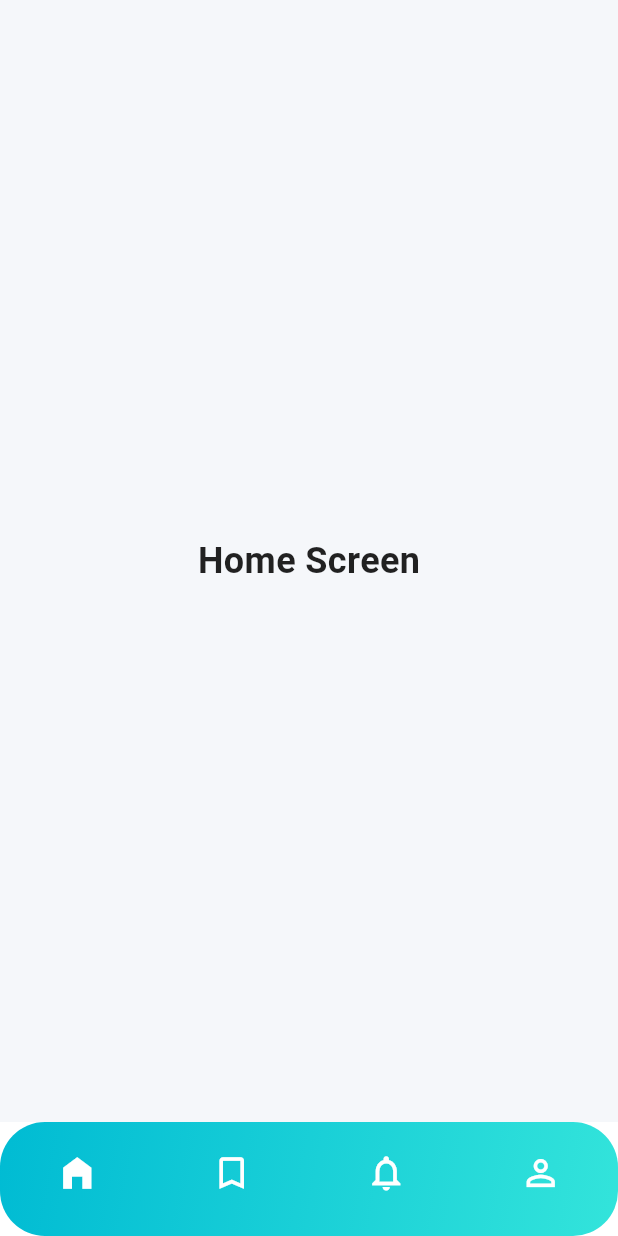
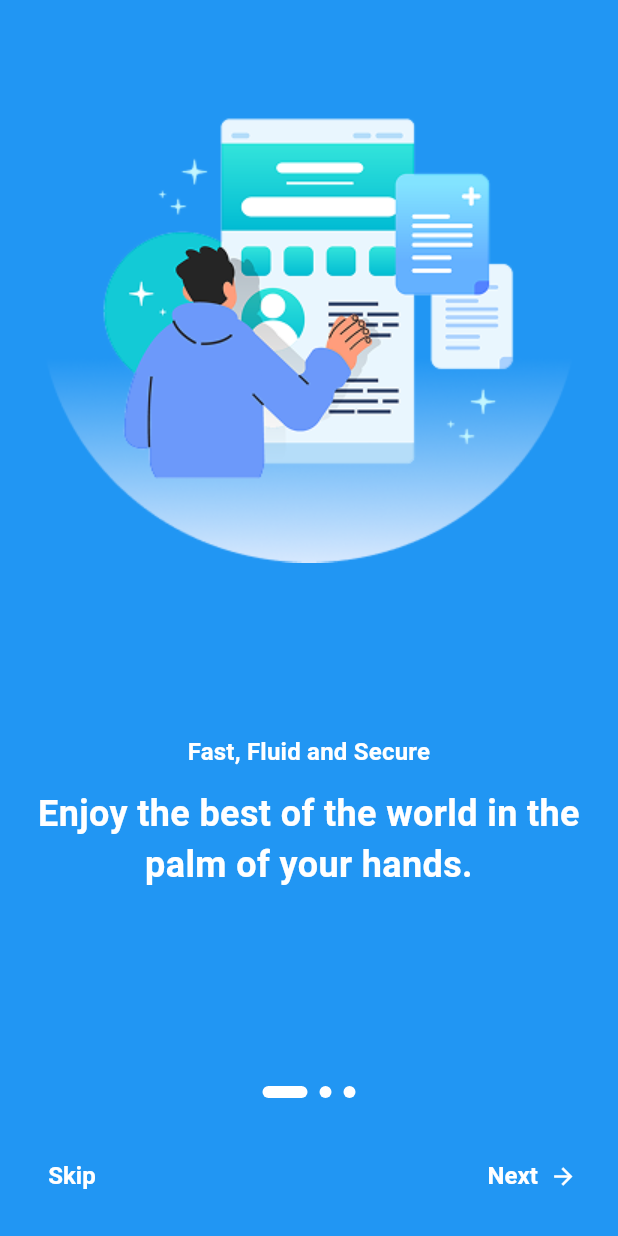
Before and after one commit to rinkimhong4/Medical-App-UI-Kit-Health-, a Flutter app: the screen it shows after launch, on a phone screen of 412 x 824 dp. Run offline on Flutter 3.47's test engine with Material 3 defaults, Android fonts, the phone set to English and light mode, and no system bars; our stand-ins replace another_flutter_splash_screen, cached_network_image, flutter_secure_storage, flutter_svg, get, google_fonts and 2 more; accounts and stored records are empty.

Commit message:
start screen

```diff
--- a/lib/app.dart
+++ b/lib/app.dart
@@ -13,7 +13,7 @@ class MyApp extends StatelessWidget {
       debugShowCheckedModeBanner: false,
       title: 'Flutter Demo',
       theme: AppTheme.lightTheme,
-      initialRoute: RouteView.home.name,
+      initialRoute: RouteView.splash.name,
       getPages: AppRouting.route,
     );
   }
--- a/lib/config/app_asset/app_assets.dart
+++ b/lib/config/app_asset/app_assets.dart
@@ -47,10 +47,21 @@ class AppImage extends StatelessWidget {
   }
 }
 
+//  usage AppImage(AppAssets.logo, width: 100, height: 100),
 class AppAssets {
-  static const String logo = 'assets/logo/logo.png';
-  static const String logo2 = 'https://example.com/pic.png';
-  static const String logo3 = 'assets/icons/icon.svg';
-  static const String logo4 = 'https://example.com/icon.svg';
-  //  usage AppImage(AppAssets.logo, width: 100, height: 100),
+  // logo
+  static const String logo1 = 'assets/logo/logo_1.png';
+  static const String logo2 = 'assets/logo/logo_2.png';
+  // bottom navigation icons
+  static const String homeOutline = 'assets/icons/Home_outline.png';
+  static const String homeFill = 'assets/icons/home_fill.png';
+  static const String profileOutline = 'assets/icons/UserProfile_outline.png';
+  static const String profileFill = 'assets/icons/user_fill.png';
+  static const String bookingOutline = 'assets/icons/Booking_outline.png';
+  static const String bookingFill = 'assets/icons/booking_fill.png';
+  static const String messageOutline = 'assets/icons/Messages_outline.png';
+  static const String messageFill = 'assets/icons/message_fill.png';
+  static const String onboarding1 = 'assets/images/onborading1.png';
+  static const String onboarding2 = 'assets/images/onboarding2.png';
+  static const String onboarding3 = 'assets/images/onboarding3.png';
 }
--- a/lib/config/routes/app_pages.dart
+++ b/lib/config/routes/app_pages.dart
@@ -1,5 +1,9 @@
 import 'package:get/get.dart';
 import 'package:medical_app/config/routes/app_routes.dart';
+import 'package:medical_app/modules/auth/signin/sing_in_screen.dart';
+import 'package:medical_app/modules/auth/signup/sing_up_screen.dart';
+import 'package:medical_app/modules/screen/view/start_screen/onboarding_page.dart';
+import 'package:medical_app/modules/screen/view/start_screen/splash_screen.dart';
 import 'package:medical_app/widgets/main_navigation_screen.dart';
 
 class AppRouting {
@@ -12,12 +16,30 @@ class AppRouting {
           page: () => MainNavigationScreen(),
           transition: Transition.noTransition,
         );
-      // case RouteView.notification:
-      //   return GetPage(
-      //     name: "/${e.name}",
-      //     page: () => NotificationScreen(),
-      //     binding: NotificationBinding(),
-      //   );
+      case RouteView.splash:
+        return GetPage(
+          name: "/${e.name}",
+          page: () => SplashScreen(),
+          // binding: SplashBinding(),
+        );
+      case RouteView.onboarding:
+        return GetPage(
+          name: "/${e.name}",
+          page: () => OnboardingPage1(),
+          // binding: OnboardingBinding(),
+        );
+      case RouteView.signin:
+        return GetPage(
+          name: "/${e.name}",
+          page: () => SingInScreen(),
+          // binding: OnboardingBinding(),
+        );
+      case RouteView.signup:
+        return GetPage(
+          name: "/${e.name}",
+          page: () => SingUpScreen(),
+          // binding: OnboardingBinding(),
+        );
     }
   }).toList();
 }
--- a/lib/config/routes/app_routes.dart
+++ b/lib/config/routes/app_routes.dart
@@ -4,7 +4,7 @@ import 'package:get/get.dart';
 //   static const home = '/home';
 // }
 
-enum RouteView { home }
+enum RouteView { home, splash, onboarding, signin, signup }
 
 extension AppPages on RouteView {
   // Use: RouteView.home.go()
--- a/lib/config/theme/theme_style.dart
+++ b/lib/config/theme/theme_style.dart
@@ -7,7 +7,7 @@ class AppTheme {
 
   static const MaterialColor primarySwatch =
       MaterialColor(_primarySwatchPrimaryValue, <int, Color>{
-        50: Color(0xFFebffff),
+        50: Color(0xFFE9F6FE),
         100: Color(0xFFcefdff),
         200: Color(0xFFa2f8ff),
         300: Color(0xFF63f0fd),
--- /dev/null
+++ b/lib/modules/screen/view/start_screen/onboarding_page.dart
@@ -0,0 +1,241 @@
+import 'package:flutter/material.dart';
+import 'package:medical_app/config/app_asset/app_assets.dart';
+import 'package:medical_app/config/routes/app_routes.dart';
+import 'package:medical_app/config/theme/theme_style.dart';
+
+/// Onboarding page entry
+class OnboardingPage1 extends StatelessWidget {
+  const OnboardingPage1({super.key});
+
+  @override
+  Widget build(BuildContext context) {
+    return Scaffold(
+      body: OnboardingPagePresenter(
+        pages: [
+          OnboardingPageModel(
+            title: 'Fast, Fluid and Secure',
+            description:
+                'Enjoy the best of the world in the palm of your hands.',
+            imageUrl: AppAssets.onboarding1,
+          ),
+          OnboardingPageModel(
+            title: 'Connect with Friends',
+            description: 'Connect with your friends anytime anywhere.',
+            imageUrl: AppAssets.onboarding2,
+            bgColor: AppTheme.primarySwatch,
+          ),
+          OnboardingPageModel(
+            title: 'Bookmark Your Favourites',
+            description:
+                'Bookmark your favourite quotes to read at a leisure time.',
+            imageUrl: AppAssets.onboarding3,
+            bgColor: AppTheme.primarySwatch,
+          ),
+        ],
+        onSkip: () {
+          // RouteView.home.go(clearAll: true);
+          RouteView.signin.go(clearAll: true);
+        },
+        onFinish: () {
+          RouteView.home.go(clearAll: true);
+        },
+      ),
+    );
+  }
+}
+
+/// Presenter for the onboarding pages
+class OnboardingPagePresenter extends StatefulWidget {
+  final List<OnboardingPageModel> pages;
+  final VoidCallback? onSkip;
+  final VoidCallback? onFinish;
+
+  const OnboardingPagePresenter({
+    super.key,
+    required this.pages,
+    this.onSkip,
+    this.onFinish,
+  });
+
+  @override
+  State<OnboardingPagePresenter> createState() =>
+      _OnboardingPagePresenterState();
+}
+
+class _OnboardingPagePresenterState extends State<OnboardingPagePresenter> {
+  int _currentPage = 0;
+  final PageController _pageController = PageController();
+
+  @override
+  Widget build(BuildContext context) {
+    return Scaffold(
+      body: AnimatedContainer(
+        duration: const Duration(milliseconds: 250),
+        color: widget.pages[_currentPage].bgColor,
+        child: SafeArea(
+          child: Column(
+            children: [
+              // PageView for images + texts
+              Expanded(
+                child: PageView.builder(
+                  controller: _pageController,
+                  itemCount: widget.pages.length,
+                  onPageChanged: (index) {
+                    setState(() {
+                      _currentPage = index;
+                    });
+                  },
+                  itemBuilder: (context, index) {
+                    final item = widget.pages[index];
+                    return Padding(
+                      padding: const EdgeInsets.symmetric(horizontal: 16.0),
+                      child: Column(
+                        children: [
+                          // Image section
+                          Flexible(
+                            flex: 3,
+                            child: Padding(
+                              padding: const EdgeInsets.symmetric(
+                                vertical: 24.0,
+                              ),
+                              child: AppImage(
+                                item.imageUrl,
+                                fit: BoxFit.contain,
+                              ),
+                            ),
+                          ),
+                          // Text section
+                          Flexible(
+                            flex: 2,
+                            child: Column(
+                              mainAxisAlignment: MainAxisAlignment.center,
+                              children: [
+                                Text(
+                                  item.title,
+                                  textAlign: TextAlign.center,
+                                  style: Theme.of(context).textTheme.titleMedium
+                                      ?.copyWith(
+                                        fontWeight: FontWeight.bold,
+                                        color: item.textColor,
+                                      ),
+                                ),
+                                const SizedBox(height: 12),
+                                Text(
+                                  item.description,
+                                  textAlign: TextAlign.center,
+                                  style: Theme.of(context).textTheme.bodyMedium
+                                      ?.copyWith(color: item.textColor),
+                                ),
+                              ],
+                            ),
+                          ),
+                        ],
+                      ),
+                    );
+                  },
+                ),
+              ),
+
+              // Page indicators
+              Padding(
+                padding: const EdgeInsets.symmetric(vertical: 12.0),
+                child: Row(
+                  mainAxisAlignment: MainAxisAlignment.center,
+                  children: List.generate(widget.pages.length, (index) {
+                    return AnimatedContainer(
+                      duration: const Duration(milliseconds: 250),
+                      width: _currentPage == index ? 30 : 8,
+                      height: 8,
+                      margin: const EdgeInsets.symmetric(horizontal: 4),
+                      decoration: BoxDecoration(
+                        color: Colors.white,
+                        borderRadius: BorderRadius.circular(10),
+                      ),
+                    );
+                  }),
+                ),
+              ),
+
+              // Bottom buttons
+              Padding(
+                padding: const EdgeInsets.symmetric(
+                  horizontal: 16.0,
+                  vertical: 16.0,
+                ),
+                child: Row(
+                  mainAxisAlignment: MainAxisAlignment.spaceBetween,
+                  children: [
+                    TextButton(
+                      onPressed: widget.onSkip,
+                      style: TextButton.styleFrom(
+                        foregroundColor: Colors.white,
+                        textStyle: const TextStyle(
+                          fontWeight: FontWeight.bold,
+                          fontSize: 16,
+                        ),
+                      ),
+                      child: const Text("Skip"),
+                    ),
+                    TextButton(
+                      onPressed: () {
+                        if (_currentPage == widget.pages.length - 1) {
+                          widget.onFinish?.call();
+                        } else {
+                          _pageController.animateToPage(
+                            _currentPage + 1,
+                            duration: const Duration(milliseconds: 300),
+                            curve: Curves.easeInOut,
+                          );
+                        }
+                      },
+                      style: TextButton.styleFrom(
+                        foregroundColor: Colors.white,
+                        textStyle: const TextStyle(
+                          fontWeight: FontWeight.bold,
+                          fontSize: 16,
+                        ),
+                      ),
+                      child: Row(
+                        children: [
+                          Text(
+                            _currentPage == widget.pages.length - 1
+                                ? "Finish"
+                                : "Next",
+                          ),
+                          const SizedBox(width: 8),
+                          Icon(
+                            _currentPage == widget.pages.length - 1
+                                ? Icons.done
+                                : Icons.arrow_forward,
+                            color: Colors.white,
+                          ),
+                        ],
+                      ),
+                    ),
+                  ],
+                ),
+              ),
+            ],
+          ),
+        ),
+      ),
+    );
+  }
+}
+
+/// Model class for each onboarding page
+class OnboardingPageModel {
+  final String title;
+  final String description;
+  final String imageUrl;
+  final Color bgColor;
+  final Color textColor;
+
+  OnboardingPageModel({
+    required this.title,
+    required this.description,
+    required this.imageUrl,
+    this.bgColor = Colors.blue,
+    this.textColor = Colors.white,
+  });
+}
--- a/lib/widgets/bottom_navigation.dart
+++ b/lib/widgets/bottom_navigation.dart
@@ -1,4 +1,5 @@
 import 'package:flutter/material.dart';
+import 'package:medical_app/config/app_asset/app_assets.dart';
 import 'package:medical_app/config/theme/theme_style.dart';
 
 class CustomBottomNavBar extends StatelessWidget {
@@ -13,25 +14,35 @@ class CustomBottomNavBar extends StatelessWidget {
 
   @override
   Widget build(BuildContext context) {
-    final List<Map<String, IconData>> iconList = [
-      {'active': Icons.home_filled, 'inactive': Icons.home_outlined},
-      {'active': Icons.bookmark, 'inactive': Icons.bookmark_border},
-      {'active': Icons.notifications, 'inactive': Icons.notifications_none},
-      {'active': Icons.person, 'inactive': Icons.person_outline},
+    final List<Map<String, Widget>> iconList = [
+      {
+        'active': AppImage(AppAssets.homeFill),
+        'inactive': AppImage(AppAssets.homeOutline),
+      },
+      {
+        'active': AppImage(AppAssets.messageFill),
+        'inactive': AppImage(AppAssets.messageOutline),
+      },
+      {
+        'active': AppImage(AppAssets.profileFill),
+        'inactive': AppImage(AppAssets.profileOutline),
+      },
+      {
+        'active': AppImage(AppAssets.bookingFill),
+        'inactive': AppImage(AppAssets.bookingOutline),
+      },
     ];
 
     return Container(
-      height: 76,
+      height: 70,
       decoration: BoxDecoration(
-        gradient: LinearGradient(
-          colors: [AppTheme.primarySwatch, AppTheme.secondarySwatch],
-          begin: Alignment.topLeft,
-          end: Alignment.bottomRight,
-        ),
-        borderRadius: const BorderRadius.horizontal(
-          left: Radius.circular(30),
-          right: Radius.circular(30),
-        ),
+        color: AppTheme.primarySwatch[50],
+        // Optional gradient example:
+        // gradient: LinearGradient(
+        //   colors: [AppTheme.primarySwatch.shade200, AppTheme.secondarySwatch.shade200],
+        //   begin: Alignment.topLeft,
+        //   end: Alignment.bottomRight,
+        // ),
       ),
       child: Column(
         children: [
@@ -42,12 +53,18 @@ class CustomBottomNavBar extends StatelessWidget {
               final bool isActive = selectedIndex == index;
               return GestureDetector(
                 onTap: () => onTap?.call(index),
-                child: Icon(
-                  isActive
-                      ? iconList[index]['active']!
-                      : iconList[index]['inactive']!,
-                  size: 28,
-                  color: Colors.white,
+                child: SizedBox(
+                  height: 28,
+                  width: 28,
+                  child: ColorFiltered(
+                    colorFilter: ColorFilter.mode(
+                      isActive ? AppTheme.primarySwatch : Color(0xFF00BBD3),
+                      BlendMode.srcIn,
+                    ),
+                    child: isActive
+                        ? iconList[index]['active']!
+                        : iconList[index]['inactive']!,
+                  ),
                 ),
               );
             }),
--- a/pubspec.yaml
+++ b/pubspec.yaml
@@ -26,6 +26,7 @@ dependencies:
   flutter_dotenv: ^5.2.1
   flutter_awesome_icon: ^0.0.1
   flutter_svg: ^2.2.0
+  another_flutter_splash_screen: ^1.2.1
 
 dev_dependencies:
   flutter_test:
```
Also changed, not shown: lib/modules/auth/signin/sing_in_screen.dart (added, +117 -0 lines), lib/modules/auth/signup/sing_up_screen.dart (added, +10 -0 lines), lib/modules/screen/view/start_screen/splash_screen.dart (added, +29 -0 lines), lib/widgets/app_text_field_widget.dart (added, +79 -0 lines), assets/images/onboarding2.png (added), assets/images/onboarding3.png (added), assets/images/onborading1.png (added), assets/logo/logo_1.png (added), assets/logo/logo_2.png (added), pubspec.lock.
